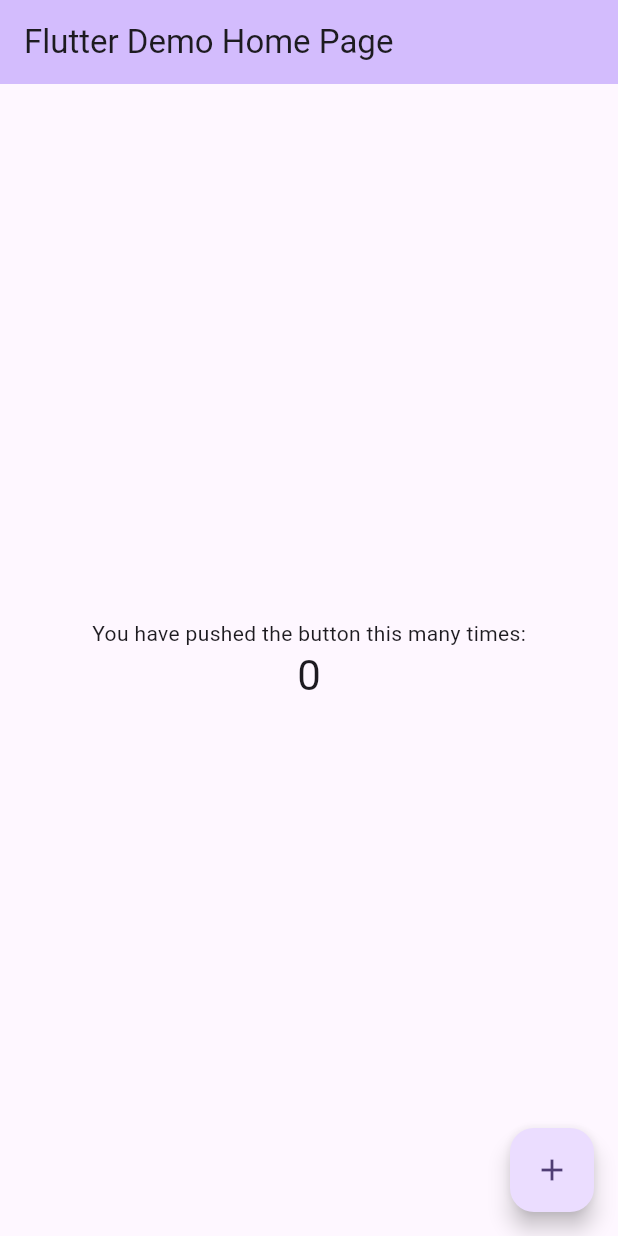
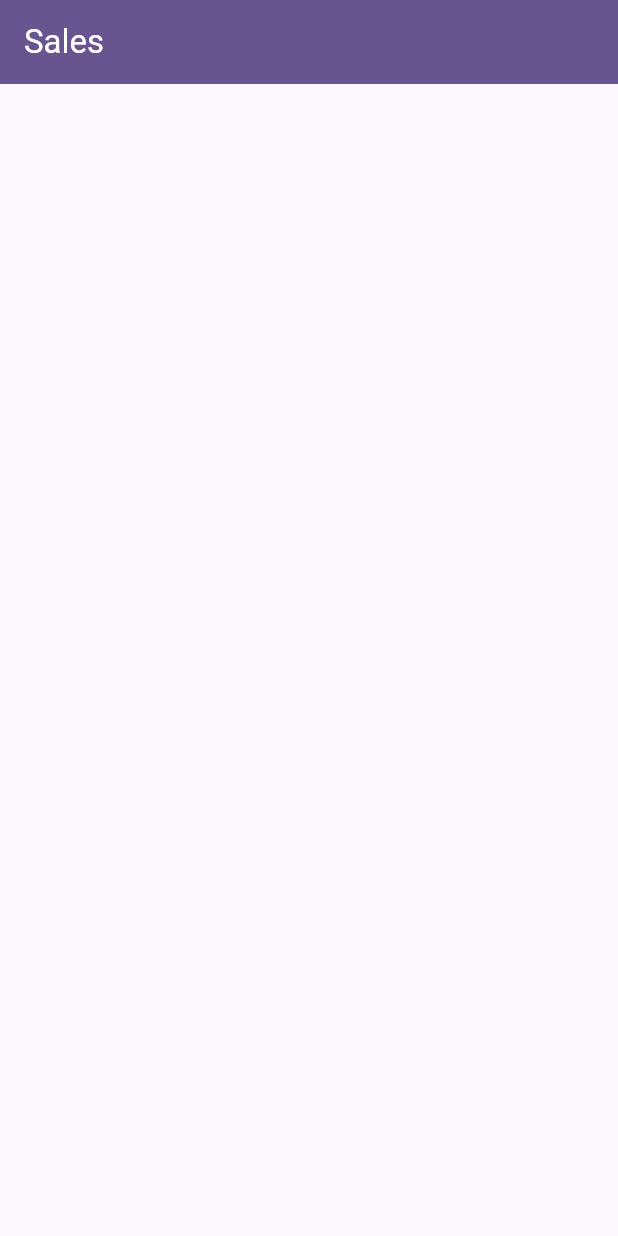
Before and after one commit to shauritanga/sales, a Flutter app: the screen it shows after launch, on a phone screen of 412 x 824 dp. Run offline on Flutter 3.47's test engine with Material 3 defaults, Android fonts, the phone set to English and light mode, and no system bars.

Commit message:
clearing demo contents

```diff
--- a/lib/main.dart
+++ b/lib/main.dart
@@ -11,42 +11,19 @@
   @override
   Widget build(BuildContext context) {
     return MaterialApp(
+      debugShowCheckedModeBanner: false,
       title: 'Flutter Demo',
       theme: ThemeData(
-        // This is the theme of your application.
-        //
-        // TRY THIS: Try running your application with "flutter run". You'll see
-        // the application has a purple toolbar. Then, without quitting the app,
-        // try changing the seedColor in the colorScheme below to Colors.green
-        // and then invoke "hot reload" (save your changes or press the "hot
-        // reload" button in a Flutter-supported IDE, or press "r" if you used
-        // the command line to start the app).
-        //
-        // Notice that the counter didn't reset back to zero; the application
-        // state is not lost during the reload. To reset the state, use hot
-        // restart instead.
-        //
-        // This works for code too, not just values: Most code changes can be
-        // tested with just a hot reload.
         colorScheme: ColorScheme.fromSeed(seedColor: Colors.deepPurple),
         useMaterial3: true,
       ),
-      home: const MyHomePage(title: 'Flutter Demo Home Page'),
+      home: const MyHomePage(title: 'Sales'),
     );
   }
 }
 
 class MyHomePage extends StatefulWidget {
   const MyHomePage({super.key, required this.title});
-
-  // This widget is the home page of your application. It is stateful, meaning
-  // that it has a State object (defined below) that contains fields that affect
-  // how it looks.
-
-  // This class is the configuration for the state. It holds the values (in this
-  // case the title) provided by the parent (in this case the App widget) and
-  // used by the build method of the State. Fields in a Widget subclass are
-  // always marked "final".
 
   final String title;
 
@@ -55,71 +32,20 @@
 }
 
 class _MyHomePageState extends State<MyHomePage> {
-  int _counter = 0;
-
-  void _incrementCounter() {
-    setState(() {
-      // This call to setState tells the Flutter framework that something has
-      // changed in this State, which causes it to rerun the build method below
-      // so that the display can reflect the updated values. If we changed
-      // _counter without calling setState(), then the build method would not be
-      // called again, and so nothing would appear to happen.
-      _counter++;
-    });
-  }
-
   @override
   Widget build(BuildContext context) {
-    // This method is rerun every time setState is called, for instance as done
-    // by the _incrementCounter method above.
-    //
-    // The Flutter framework has been optimized to make rerunning build methods
-    // fast, so that you can just rebuild anything that needs updating rather
-    // than having to individually change instances of widgets.
     return Scaffold(
       appBar: AppBar(
-        // TRY THIS: Try changing the color here to a specific color (to
-        // Colors.amber, perhaps?) and trigger a hot reload to see the AppBar
-        // change color while the other colors stay the same.
-        backgroundColor: Theme.of(context).colorScheme.inversePrimary,
-        // Here we take the value from the MyHomePage object that was created by
-        // the App.build method, and use it to set our appbar title.
+        backgroundColor: Theme.of(context).colorScheme.primary,
+        foregroundColor: Theme.of(context).colorScheme.onPrimary,
         title: Text(widget.title),
       ),
-      body: Center(
-        // Center is a layout widget. It takes a single child and positions it
-        // in the middle of the parent.
+      body: const Center(
         child: Column(
-          // Column is also a layout widget. It takes a list of children and
-          // arranges them vertically. By default, it sizes itself to fit its
-          // children horizontally, and tries to be as tall as its parent.
-          //
-          // Column has various properties to control how it sizes itself and
-          // how it positions its children. Here we use mainAxisAlignment to
-          // center the children vertically; the main axis here is the vertical
-          // axis because Columns are vertical (the cross axis would be
-          // horizontal).
-          //
-          // TRY THIS: Invoke "debug painting" (choose the "Toggle Debug Paint"
-          // action in the IDE, or press "p" in the console), to see the
-          // wireframe for each widget.
           mainAxisAlignment: MainAxisAlignment.center,
-          children: <Widget>[
-            const Text(
-              'You have pushed the button this many times:',
-            ),
-            Text(
-              '$_counter',
-              style: Theme.of(context).textTheme.headlineMedium,
-            ),
-          ],
+          children: <Widget>[],
         ),
       ),
-      floatingActionButton: FloatingActionButton(
-        onPressed: _incrementCounter,
-        tooltip: 'Increment',
-        child: const Icon(Icons.add),
-      ), // This trailing comma makes auto-formatting nicer for build methods.
     );
   }
 }
```
